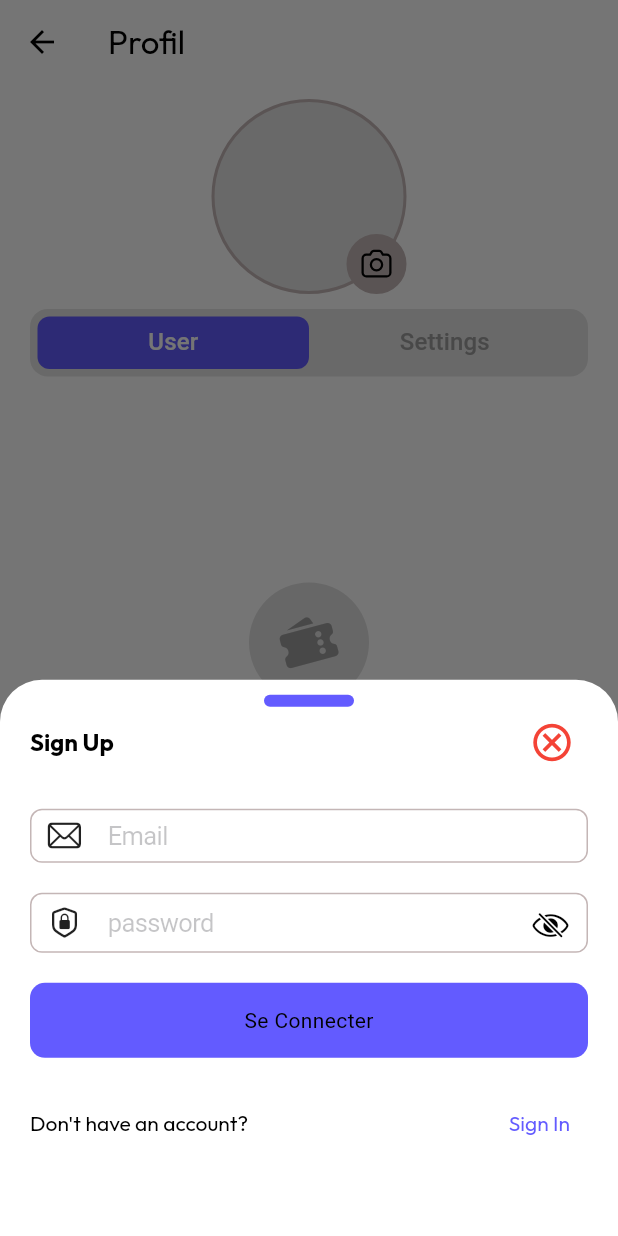
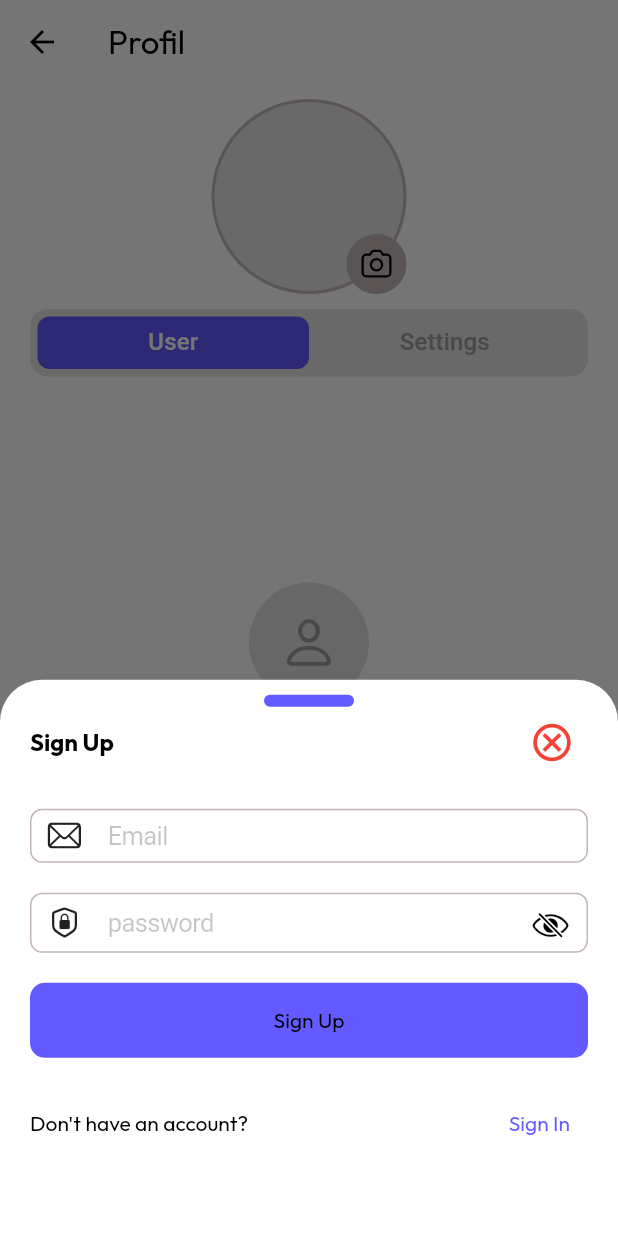
Before and after one commit to justinakonkwa/lukafulu_app, a Flutter app: the UserDetailsPage screen opened directly, after a tap on "S'inscrire ou se connecter", on a phone screen of 412 x 824 dp. Run offline on Flutter 3.47's test engine with Material 3 defaults, Android fonts, the phone set to English and light mode, and no system bars; our stand-ins replace fluentui_system_icons, flutter_translate, image_picker, modal_bottom_sheet, shared_preferences; missing offline and left inert: store_redirect; accounts and stored records are empty; Roboto replaces fonts that are missing (Montserrat).

Commit message:
continued corection

```diff
--- a/lib/pages/authantification/login_page.dart
+++ b/lib/pages/authantification/login_page.dart
@@ -188,7 +188,10 @@ class _LoginPageState extends State<LoginPage> {
                   onTap: isLoading ? null : _loginUser,
                   child: isLoading
                       ? CupertinoActivityIndicator()
-                      : const Text("Se Connecter"),
+                      :  AppText(
+                    text:  translate("login.signup"),
+                    color: Theme.of(context).colorScheme.onBackground,
+                  ),
 
                   color: Theme.of(context).primaryColor,
                 ),
--- a/lib/pages/authantification/signup_page.dart
+++ b/lib/pages/authantification/signup_page.dart
@@ -283,7 +283,7 @@ class _SignUpPageState extends State<SignUpPage> {
                                       .onBackground,
                                 )
                               : AppText(
-                                  text: translate("login.signup"),
+                                  text: translate("login.signin"),
                                   color:
                                       Theme.of(context).colorScheme.onSecondary,
                                 ),
--- a/lib/pages/menu/chatpage.dart
+++ b/lib/pages/menu/chatpage.dart
@@ -330,7 +330,7 @@ class _HomePageState extends State<HomePage> {
               },
             );
           },
-          child: const Icon(CupertinoIcons.add_circled_solid),
+          child: const Icon(CupertinoIcons.add),
         ),
       ),
     );
--- a/lib/pages/menu/userpage.dart
+++ b/lib/pages/menu/userpage.dart
@@ -377,7 +377,7 @@ class _UserDetailsPageState extends State<UserDetailsPage>
                     radius: 40,
                     backgroundColor: Colors.black12,
                     child: Icon(
-                      CupertinoIcons.tickets_fill,
+                      CupertinoIcons.person,
                       color: Colors.grey,
                       size: 40,
                     ),
@@ -390,7 +390,7 @@ class _UserDetailsPageState extends State<UserDetailsPage>
                   sizedbox,
                   NextButton(
                     height: 40,
-                    color: Colors.black,
+                    color: Theme.of(context).primaryColor,
                     width: 200,
                     onTap: () {
                       showModalBottomSheet(
```
